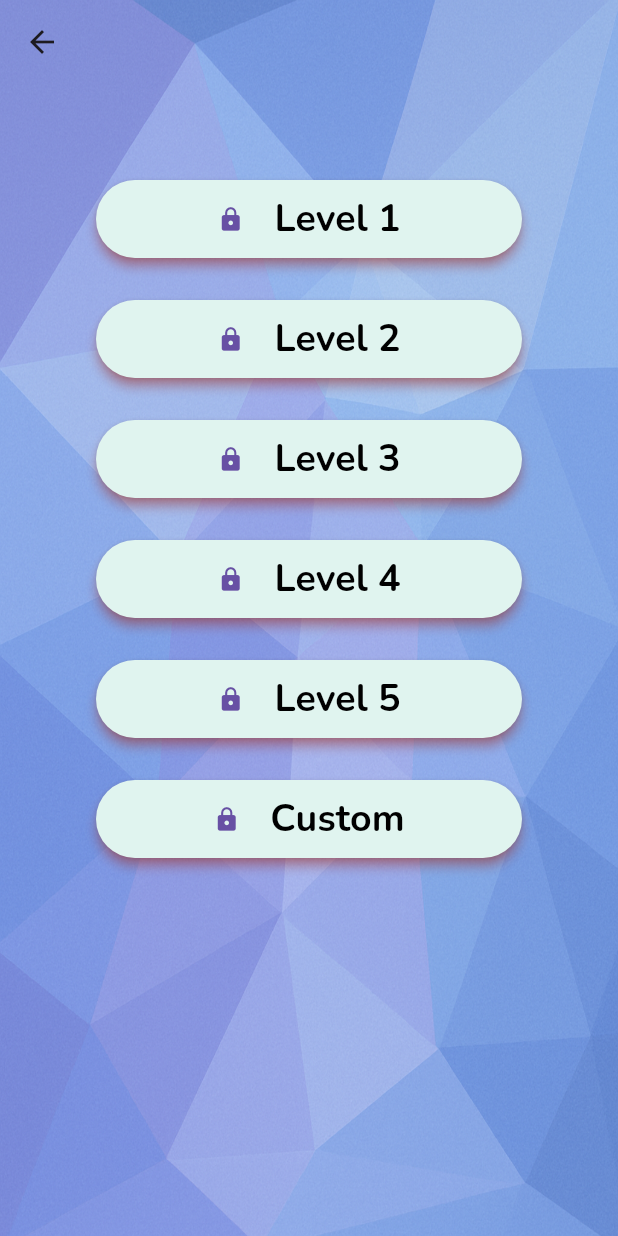
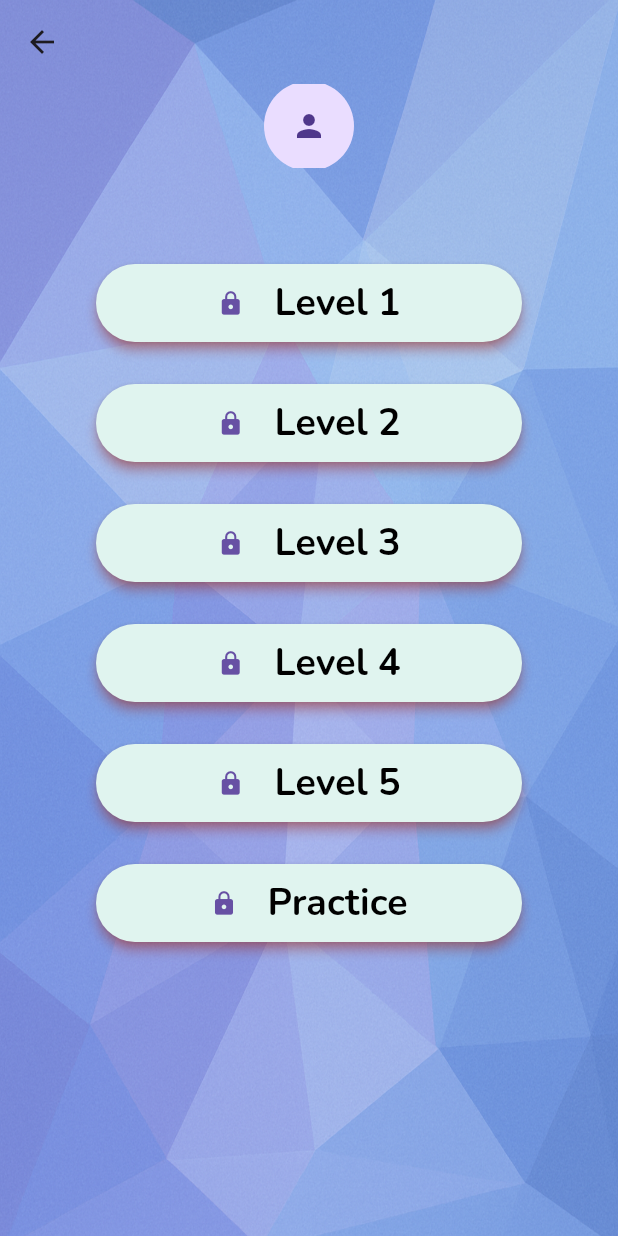
Before and after one commit to SanjiKun-Santhosh/flash_math, a Flutter app: the screen it shows once a user with an empty profile is signed in, after a tap on "Addition", on a phone screen of 412 x 824 dp. Run offline on Flutter 3.47's test engine with Material 3 defaults, Android fonts, the phone set to English and light mode, and no system bars; our stand-ins replace cloud_firestore, confetti, firebase_auth, firebase_core, flutter_spinkit, font_awesome_flutter and 4 more; accounts and stored records are empty; generated files the repository leaves out were written again.

Commit message:
Updated levels for each game

```diff
--- a/lib/games/levels.dart
+++ b/lib/games/levels.dart
@@ -4,6 +4,9 @@ import 'package:flash_math/games/substraction.dart';
 import 'package:flash_math/screens/template.dart';
 import 'package:flash_math/shared/constants.dart';
 import 'package:flutter/material.dart';
+import 'package:provider/provider.dart';
+import '../models/user.dart';
+import '../services/hive_Service.dart';
 import 'addition.dart';
 import 'custom_level.dart';
 
@@ -17,6 +20,19 @@ class Levels extends StatefulWidget {
 }
 
 class _LevelsState extends State<Levels> {
+  @override
+  void initState() {
+    // TODO: implement initState
+    super.initState();
+    WidgetsBinding.instance.addPostFrameCallback((_) {
+      final mathUser = context.read<MathUser?>();
+
+      if (mathUser != null) {
+        context.read<HiveService>().loadProfileImage(mathUser.uid);
+      }
+    });
+  }
+
   Widget _selectGameWidget(String level) {
     switch (widget.gameType) {
       case "Addition":
@@ -36,8 +52,32 @@ class _LevelsState extends State<Levels> {
 
   @override
   Widget build(BuildContext context) {
+    final hiveService = context.watch<HiveService>();
+
     return Template(
-      child: SingleChildScrollView(
+      child: Scaffold(
+        appBar: AppBar(
+          automaticallyImplyLeading: false,
+          elevation: 0.0,
+          centerTitle: true,
+          backgroundColor: Colors.transparent,
+          title: Row(
+            mainAxisAlignment: MainAxisAlignment.spaceEvenly,
+            children: <Widget>[
+              CircleAvatar(
+                radius: 30,
+                backgroundImage: hiveService.profileImage != null
+                    ? FileImage(hiveService.profileImage!)
+                    : null,
+                child: hiveService.profileImage == null
+                    ? Icon(Icons.person)
+                    : null,
+              ),
+            ],
+          ),
+        ),
+        backgroundColor: Colors.transparent,
+        body: SingleChildScrollView(
           padding: const EdgeInsets.symmetric(vertical: 20, horizontal: 20),
           child: Container(
             width: double.infinity,
@@ -56,10 +96,7 @@ class _LevelsState extends State<Levels> {
                       surfaceTintColor: Colors.greenAccent,
                       color: const Color(0xFFeaf4f4),
                       clipBehavior: Clip.hardEdge,
-                    child: Row(
-                      mainAxisAlignment: MainAxisAlignment.center,
-                      children: [
-                        TextButton(
+                      child: TextButton(
                         onPressed: () {
                           if (level == customLevel) {
                             Navigator.push(
@@ -81,9 +118,10 @@ class _LevelsState extends State<Levels> {
                         },
 
                         child: Row(
+                          mainAxisAlignment: MainAxisAlignment.center,
                           children: [
                             Icon(Icons.lock),
-                              SizedBox(width: 20,),
+                            SizedBox(width: 20),
                             Text(
                               level,
                               style: TextStyle(
@@ -96,8 +134,6 @@ class _LevelsState extends State<Levels> {
                           ],
                         ),
                       ),
-                      ],
-                    ),
                     ),
                     const SizedBox(height: 20),
                   ],
@@ -106,6 +142,7 @@ class _LevelsState extends State<Levels> {
             ),
           ),
         ),
+      ),
     );
   }
 }
--- a/lib/models/game_levels_action.dart
+++ /dev/null
@@ -1,6 +0,0 @@
-class GamesLevelAction{
-  String level;
-  bool isLocked;
-  GamesLevelAction({required this.level, required this.isLocked});
-
-}
--- a/lib/models/storage_hive_model.dart
+++ b/lib/models/storage_hive_model.dart
@@ -7,7 +7,7 @@ class UserHiveStorage extends HiveObject {
   @HiveField(0)
   final String id;
   @HiveField(1)
-  final String profilePicture;
+  late String profilePicture;
 
   UserHiveStorage({required this.id, required this.profilePicture});
 }
--- a/lib/screens/home.dart
+++ b/lib/screens/home.dart
@@ -4,6 +4,7 @@ import 'package:flash_math/screens/template.dart';
 import 'package:flash_math/services/auth.dart';
 import 'package:flutter/material.dart';
 import 'package:provider/provider.dart';
+import '../models/user.dart';
 import '../models/user_record.dart';
 import '../services/hive_Service.dart';
 
@@ -21,13 +22,15 @@ class _HomeState extends State<Home> {
   void initState() {
     // TODO: implement initSt
     super.initState();
-    WidgetsBinding.instance.addPostFrameCallback((_){
-      final userRecord = context.read<UserRecord?>();
-      if(userRecord!=null){
-        context.read<HiveService>().loadProfileImage(userRecord.uid);
+    WidgetsBinding.instance.addPostFrameCallback((_) {
+      final mathUser = context.read<MathUser?>();
+
+      if (mathUser != null) {
+        context.read<HiveService>().loadProfileImage(mathUser.uid);
       }
     });
   }
+
   @override
   Widget build(BuildContext context) {
     final userRecord = context.watch<UserRecord?>();
@@ -35,13 +38,12 @@ class _HomeState extends State<Home> {
     if (userRecord != null) {
       return Scaffold(
         appBar: AppBar(
-          elevation: 3.0,
+          elevation: 0.0,
           centerTitle: true,
           backgroundColor: Colors.transparent,
           title: Row(
             mainAxisAlignment: MainAxisAlignment.spaceEvenly,
             children: <Widget>[
-
               ElevatedButton.icon(
                 onPressed: () {
                   setState(() {
@@ -61,7 +63,7 @@ class _HomeState extends State<Home> {
                     ? Icon(Icons.person)
                     : null,
               ),
-                            ElevatedButton.icon(
+              ElevatedButton.icon(
                 onPressed: () async {
                   await _auth.signOut();
                 },
@@ -72,12 +74,16 @@ class _HomeState extends State<Home> {
           ),
         ),
         backgroundColor: Colors.transparent,
-        body: Container(
-          padding: EdgeInsets.fromLTRB(15, 15, 15, 0),
-          margin: EdgeInsets.all(40),
-          child: Column(
-            crossAxisAlignment: CrossAxisAlignment.center,
-            children: [ListOfGames(fontSize: 30)],
+        body: SingleChildScrollView(
+          child: Container(
+            padding: EdgeInsets.fromLTRB(15, 15, 15, 0),
+            margin: EdgeInsets.all(40),
+            child: Column(
+              crossAxisAlignment: CrossAxisAlignment.center,
+              children: [
+                SizedBox(height: 90,),
+                ListOfGames(fontSize: 30)],
+            ),
           ),
         ),
       );
--- a/lib/screens/listOfGames.dart
+++ b/lib/screens/listOfGames.dart
@@ -31,7 +31,7 @@ class ListOfGames extends StatelessWidget {
                       elevation: 5.0,
                       shadowColor: Colors.red,
                       surfaceTintColor: Colors.greenAccent,
-                      color: Colors.yellow[200],
+                      color: const Color(0xFFeaf4f4),
 
                       clipBehavior: Clip.hardEdge,
 
--- a/lib/screens/register.dart
+++ b/lib/screens/register.dart
@@ -122,7 +122,6 @@ class _RegisterState extends State<Register> {
                                 _currentEmail,
                                 _currentPassword,
                               );
-                          print(result);
                         }
                       },
 
--- a/lib/screens/wrapper.dart
+++ b/lib/screens/wrapper.dart
@@ -1,4 +1,3 @@
-import 'package:flash_math/screens/loading.dart';
 import 'package:flash_math/screens/template.dart';
 import 'package:flutter/material.dart';
 import 'package:provider/provider.dart';
--- a/lib/shared/constants.dart
+++ b/lib/shared/constants.dart
@@ -1,7 +1,4 @@
-import 'package:flash_math/games/substraction.dart';
 import 'package:flutter/material.dart';
-
-import '../games/addition.dart';
 
 class ImageGallery {
   static const primaryBG = "assets/images/primary_bg.jpeg";
@@ -9,7 +6,7 @@ class ImageGallery {
   static const profilePicture= "assets/images/default_profile_picture.jpg";
 }
 
-enum GameTypes { addition, substraction ,complex,flash}
+enum GameTypes { addition, substraction ,complex, flash}
 class GameOutputTexts{
   static const personalBest="Your personal best is ";
   static const timeOverMsg="Time over!!";
@@ -61,12 +58,19 @@ const Map<String,String> levelList = {
 "Level 3" :"55",
 "Level 4":"30",
 "Level 5":"15",
-"Custom":""
+"Practice":""
 };
 final List levelListKeys = levelList.keys.toList();
-const String customLevel="Custom";
+const String customLevel="Practice";
 const int defaultTimerSetting=30;
 const int defaultLevelUpAt=2;
 const int maximumLevelUpAt=10000;
 const int minimumForRandomGen=0;
 const int maximumForRandomGen=100;
+
+const Map<String,String> gameRecordInitialization={
+  "addition":"0",
+  "substraction":"0",
+  "complex":"0",
+  "flash":"0",
+};
```
Also changed, not shown: lib/games/custom_level.dart (+17 -13 lines), lib/models/game_record.dart (added, +7 -0 lines), lib/screens/profile/profile.dart (+70 -54 lines), lib/screens/profile/profile_support.dart (+6 -8 lines), lib/services/auth.dart (+9 -30 lines), lib/services/hive_Service.dart (+30 -10 lines), 1 other file. Lines whose indentation alone changed are shown as unchanged.
